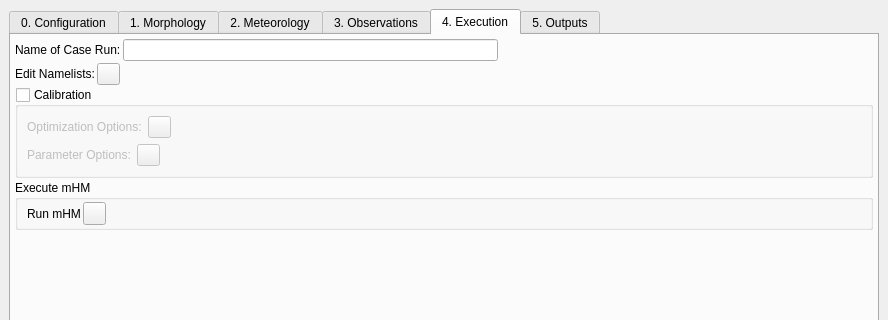
mhm-ufz/mHM-QGIS, file src/mhm_qgis/qt/ui/forms/mhm_qgis_main.ui: the form before one commit; both pictures show x 0 to 888 and y 0 to 320 of the 888 by 917 pixel window.
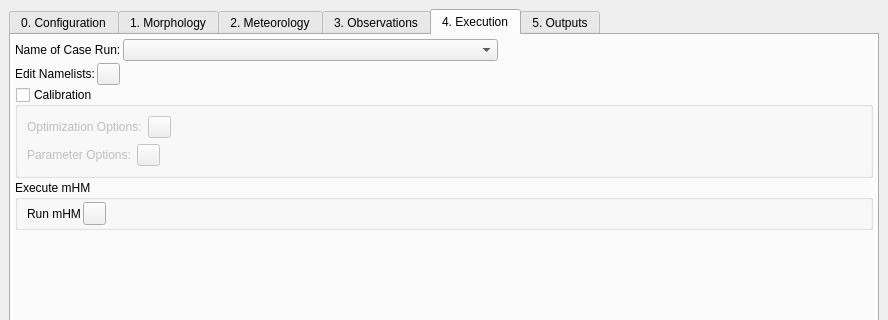
The form after the commit. The open tabs and pages were chosen to show the change. Icons and pictures are not drawn. Custom widgets are drawn as their Qt base class.

What changed in the file:
```diff
--- a/src/mhm_qgis/qt/ui/forms/mhm_qgis_main.ui
+++ b/src/mhm_qgis/qt/ui/forms/mhm_qgis_main.ui
@@ -2581,7 +2581,7 @@
         <number>4</number>
        </property>
        <item>
-        <layout class="QHBoxLayout" name="horizontalLayout_runName">
+        <layout class="QHBoxLayout" name="horizontalLayout_runName" stretch="0,1,1">
          <property name="topMargin">
           <number>0</number>
          </property>
@@ -2593,7 +2593,16 @@
           </widget>
          </item>
          <item>
-          <widget class="QLineEdit" name="lineEdit_runName"/>
+          <widget class="QComboBox" name="comboBox_runName">
+           <property name="currentIndex">
+            <number>-1</number>
+           </property>
+           <item>
+            <property name="text">
+             <string>&lt;new&gt;</string>
+            </property>
+           </item>
+          </widget>
          </item>
          <item>
           <spacer name="horizontalSpacer">
```
